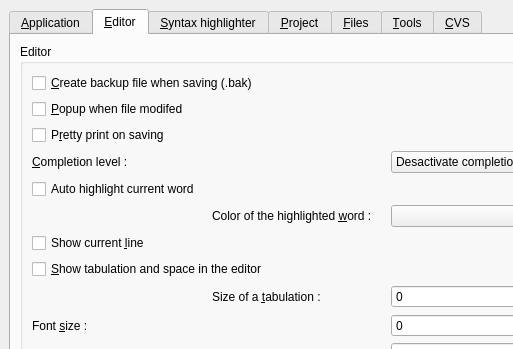
Qt form ui/custom.ui (phoenix741/xinx) before a commit; both pictures show x 0 to 513 and y 0 to 349 of the 776 by 509 pixel window.
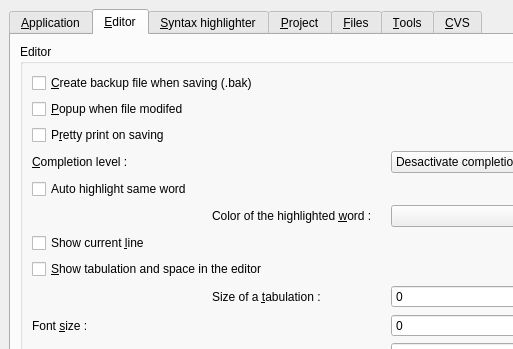
The same form after that commit. The open tabs and pages were chosen to show the change. Icons and pictures are not drawn. Custom widgets are drawn as their Qt base class.

Diff of the .ui file:
```diff
--- a/ui/custom.ui
+++ b/ui/custom.ui
@@ -258,7 +258,7 @@
           <item row="4" column="0" colspan="2" >
            <widget class="QCheckBox" name="m_autoHighlightCheckBox" >
             <property name="text" >
-             <string>Auto highlight current word</string>
+             <string>Auto highlight same word</string>
             </property>
            </widget>
           </item>
```
